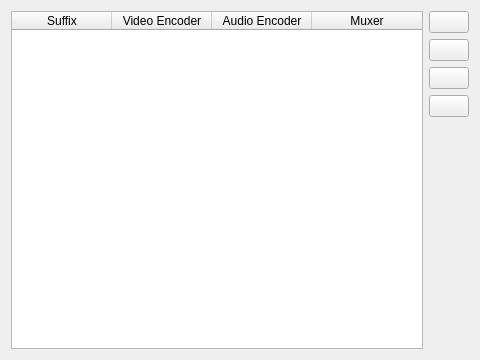
First picture: the form in share/ui/videorecordconfig.ui, repository webcamoid/webcamoid, before the edit.
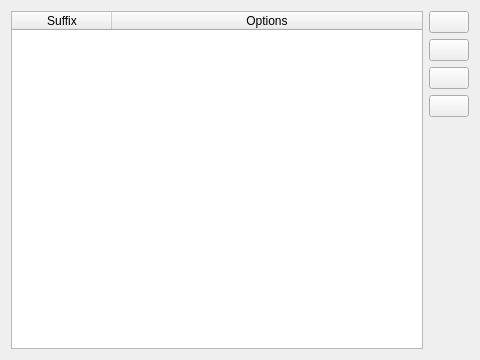
Second picture: the form after the edit. Icons and pictures are not drawn.

Diff of the .ui file:
```diff
--- a/share/ui/videorecordconfig.ui
+++ b/share/ui/videorecordconfig.ui
@@ -55,17 +55,7 @@
      </column>
      <column>
       <property name="text">
-       <string>Video Encoder</string>
-      </property>
-     </column>
-     <column>
-      <property name="text">
-       <string>Audio Encoder</string>
-      </property>
-     </column>
-     <column>
-      <property name="text">
-       <string>Muxer</string>
+       <string>Options</string>
       </property>
      </column>
     </widget>
```
